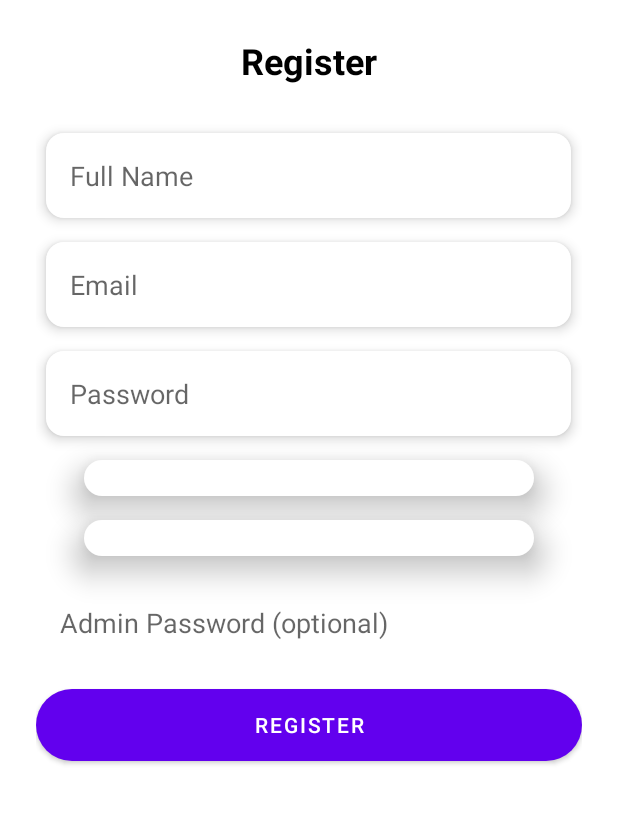
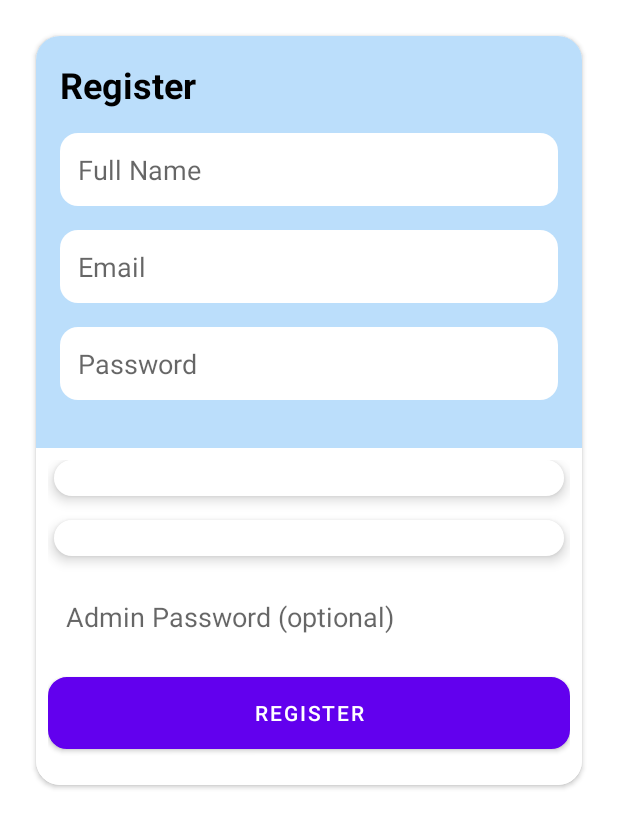
Before and after one commit to JDKTertiaryStudies/Bird-Spotter-POE, an Android app: the layout fragment_register.xml on its own in the app's theme, with its tools: preview values and no code run, on a phone screen of 412 x 824 dp. Shown: the top 828 px of the screen. Run offline under Robolectric (Android 15) with nearby library versions, the phone set to English and light mode, and no system bars.

Commit message:
UI Update On LogIn/Register

```diff
--- a/app/src/main/res/layout/fragment_register.xml
+++ b/app/src/main/res/layout/fragment_register.xml
@@ -1,96 +1,127 @@
-<?xml version="1.0" encoding="utf-8"?>
-<androidx.constraintlayout.widget.ConstraintLayout xmlns:android="http://schemas.android.com/apk/res/android"
-    xmlns:app="http://schemas.android.com/apk/res-auto"
-    xmlns:tools="http://schemas.android.com/tools"
+<ScrollView xmlns:android="http://schemas.android.com/apk/res/android"
     android:layout_width="match_parent"
     android:layout_height="match_parent"
-    tools:context=".ui.dashboard.RegisterFragment"
-    android:background="@android:color/white">
+    xmlns:app="http://schemas.android.com/apk/res-auto"
+    android:padding="16dp">
 
+    <androidx.cardview.widget.CardView
+        android:layout_width="match_parent"
+        android:layout_height="wrap_content"
+        android:layout_margin="8dp"
+        android:elevation="8dp"
+        app:cardCornerRadius="16dp">
+
+        <!-- Two-tone background color -->
         <LinearLayout
             android:layout_width="match_parent"
             android:layout_height="wrap_content"
-        android:orientation="vertical"
-        android:padding="24dp"
-        android:gravity="center"
-        tools:ignore="MissingConstraints">
+            android:orientation="vertical">
 
+            <!-- Top half with a darker color -->
+            <LinearLayout
+                android:layout_width="match_parent"
+                android:layout_height="wrap_content"
+                android:background="@color/blue_unselected"
+                android:padding="16dp"
+                android:orientation="vertical">
+
+                <!-- Title -->
                 <TextView
                     android:layout_width="wrap_content"
                     android:layout_height="wrap_content"
                     android:text="Register"
                     android:textSize="24sp"
                     android:textStyle="bold"
-            android:layout_marginBottom="32dp"
-            android:textColor="@android:color/black"/>
+                    android:textColor="@android:color/black"
+                    android:layout_marginBottom="16dp" />
 
+                <!-- Full Name Input -->
                 <EditText
                     android:id="@+id/nameInput"
-            android:layout_width="350dp"
+                    android:layout_width="match_parent"
+                    android:layout_height="wrap_content"
+                    android:hint="Full Name"
+                    android:inputType="text"
+                    android:background="@drawable/rounded_edittext_background"
+                    android:padding="12dp"
+                    android:textColor="@android:color/white"
+                    android:layout_marginBottom="16dp" />
+
+                <!-- Email Input -->
+                <EditText
+                    android:id="@+id/emailRegisterInput"
+                    android:layout_width="match_parent"
+                    android:layout_height="wrap_content"
+                    android:hint="Email"
+                    android:inputType="textEmailAddress"
+                    android:background="@drawable/rounded_edittext_background"
+                    android:padding="12dp"
+                    android:textColor="@android:color/white"
+                    android:layout_marginBottom="16dp" />
+
+                <!-- Password Input -->
+                <EditText
+                    android:id="@+id/passwordRegisterInput"
+                    android:layout_width="match_parent"
+                    android:layout_height="wrap_content"
+                    android:hint="Password"
+                    android:inputType="textPassword"
+                    android:background="@drawable/rounded_edittext_background"
+                    android:padding="12dp"
+                    android:textColor="@android:color/white"
+                    android:layout_marginBottom="16dp" />
+            </LinearLayout>
+
+            <!-- Bottom half with a lighter color for buttons and spinners -->
+            <LinearLayout
+                android:layout_width="match_parent"
+                android:layout_height="wrap_content"
+                android:background="@android:color/white"
+                android:padding="8dp"
+                android:orientation="vertical">
+
+                <!-- Bird Watcher Type Spinner -->
+                <Spinner
+                    android:id="@+id/birdWatcherTypeSpinner"
+                    android:layout_width="340dp"
+                    android:layout_gravity="center_horizontal"
                     android:layout_height="wrap_content"
                     android:elevation="5dp"
-            android:hint="Full Name"
-            android:padding="16dp"
                     android:background="@drawable/rounded_edittext_background"
-            android:layout_marginBottom="16dp"
-            android:inputType="text"/>
+                    android:layout_marginBottom="16dp" />
 
-        <EditText
-            android:id="@+id/emailRegisterInput"
-            android:layout_width="350dp"
-            android:layout_height="wrap_content"
+                <!-- Bird Watching Duration Spinner -->
+                <Spinner
+                    android:id="@+id/birdWatchingDurationSpinner"
+                    android:layout_width="340dp"
+                    android:layout_gravity="center_horizontal"
                     android:elevation="5dp"
-            android:hint="Email"
-            android:padding="16dp"
-            android:background="@drawable/rounded_edittext_background"
-            android:layout_marginBottom="16dp"
-            android:inputType="textEmailAddress"/>
-
-        <EditText
-            android:id="@+id/passwordRegisterInput"
-            android:layout_width="350dp"
-            android:layout_height="wrap_content"
-            android:elevation="5dp"
-            android:hint="Password"
-            android:padding="16dp"
-            android:background="@drawable/rounded_edittext_background"
-            android:layout_marginBottom="16dp"
-            android:inputType="textPassword"/>
-
-        <Spinner
-            android:id="@+id/birdWatcherTypeSpinner"
-            android:layout_width="300dp"
                     android:layout_height="wrap_content"
                     android:background="@drawable/rounded_edittext_background"
-            android:elevation="14dp"
-            android:layout_marginBottom="16dp"/>
+                    android:layout_marginBottom="16dp" />
 
-        <Spinner
-            android:id="@+id/birdWatchingDurationSpinner"
-            android:layout_width="300dp"
-            android:layout_height="wrap_content"
-            android:background="@drawable/rounded_edittext_background"
-            android:elevation="14dp"
-            android:layout_marginBottom="16dp"/>
-
+                <!-- Admin Password Input -->
                 <EditText
                     android:id="@+id/adminPasswordInput"
                     android:layout_width="match_parent"
                     android:layout_height="wrap_content"
                     android:hint="Admin Password (optional)"
-            android:padding="16dp"
+                    android:inputType="textPassword"
                     android:background="@drawable/rounded_edittext_background"
-            android:layout_marginBottom="16dp"
-            android:inputType="textPassword"/>
+                    android:padding="12dp"
+                    android:textColor="@android:color/black"
+                    android:layout_marginBottom="16dp" />
 
+                <!-- Register Button -->
                 <Button
                     android:id="@+id/submitRegisterButton"
                     android:layout_width="match_parent"
                     android:layout_height="wrap_content"
                     android:text="REGISTER"
                     android:textColor="@android:color/white"
-            android:background="@drawable/rounded_button_background"
-            android:layout_marginBottom="16dp"/>
-
+                    android:background="@drawable/outdented_button_background"
+                    android:layout_marginBottom="16dp" />
             </LinearLayout>
-</androidx.constraintlayout.widget.ConstraintLayout>
+        </LinearLayout>
+    </androidx.cardview.widget.CardView>
+</ScrollView>
```
Also changed, not shown: app/src/main/java/com/example/birdspotter/ui/dashboard/DashboardFragment.kt (+29 -2 lines), app/src/main/res/layout/fragment_login.xml (+50 -32 lines). Lines whose indentation alone changed are shown as unchanged.
